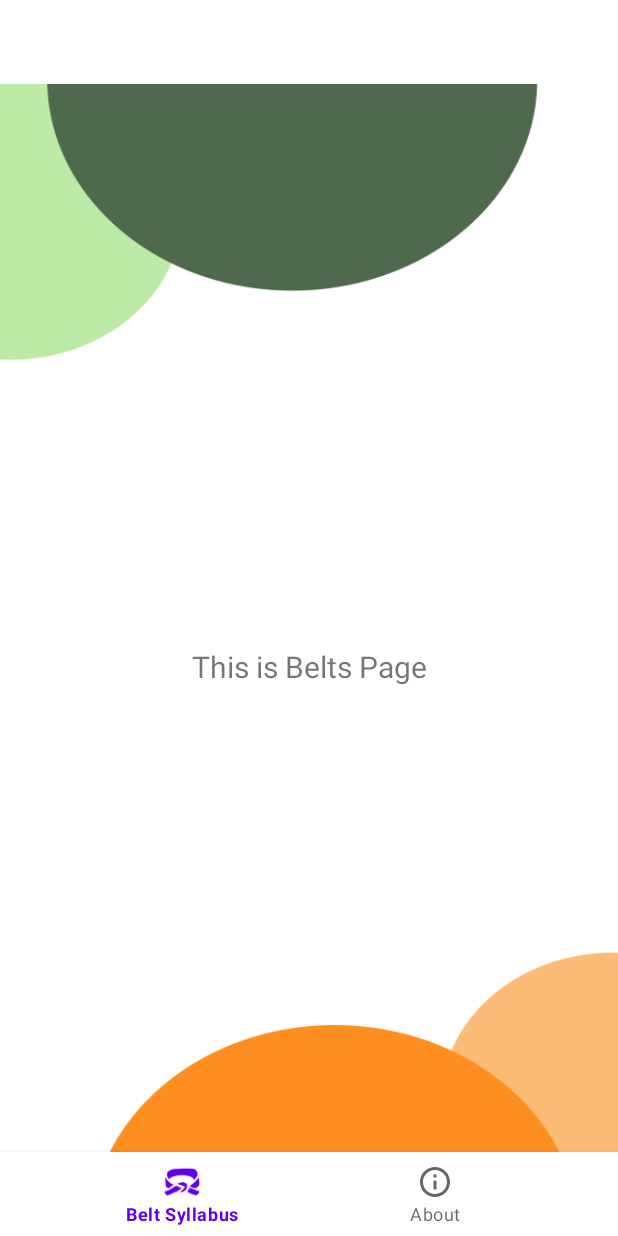
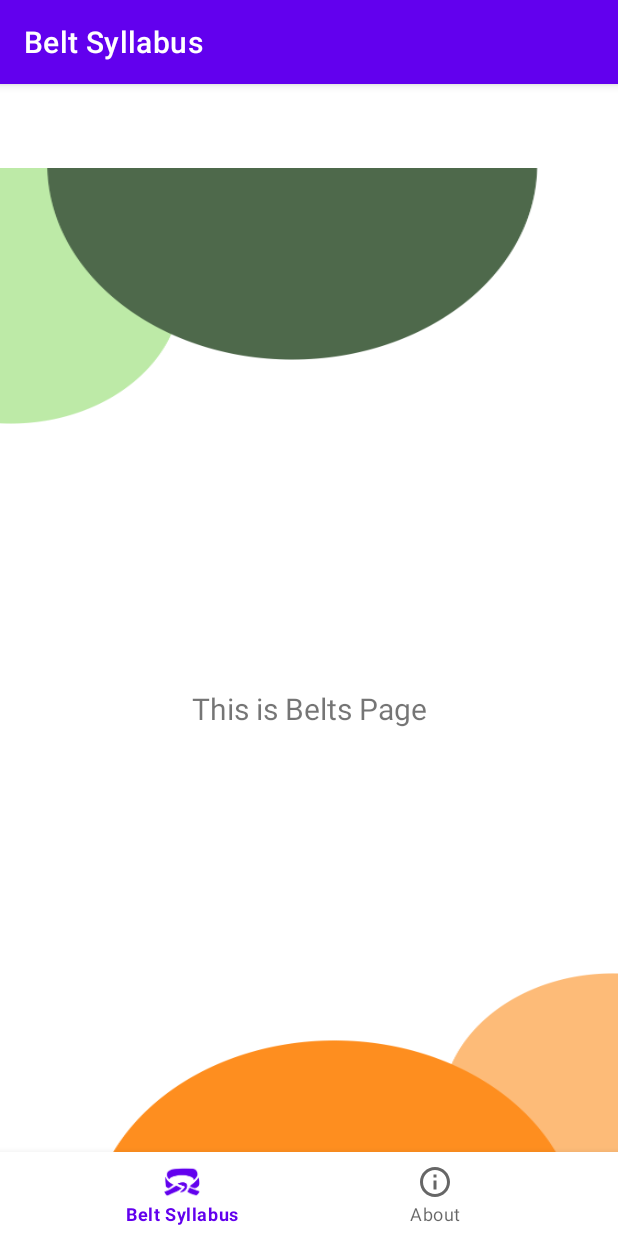
Before and after one commit to yanna-stepanova/TaekwBelt, an Android app: the screen it shows after launch (MainActivity), on a phone screen of 412 x 824 dp. Run offline under Robolectric (Android 15) with nearby library versions, the light colour scheme and no system bars; our stand-ins replace navigation-ui.

Commit message:
Changed default theme - from .NoActionBar to .DarkActionBar Project settings updated to Embedded JDK

```diff
--- a/app/src/main/res/values/themes.xml
+++ b/app/src/main/res/values/themes.xml
@@ -1,6 +1,6 @@
 <resources xmlns:tools="http://schemas.android.com/tools">
     <!-- Base application theme. -->
-    <style name="Theme.TaekwBelt" parent="Theme.MaterialComponents.DayNight.NoActionBar">
+    <style name="Theme.TaekwBelt" parent="Theme.MaterialComponents.DayNight.DarkActionBar">
         <!-- Primary brand color. -->
         <item name="colorPrimary">@color/purple_500</item>
         <item name="colorPrimaryVariant">@color/purple_700</item>
```
